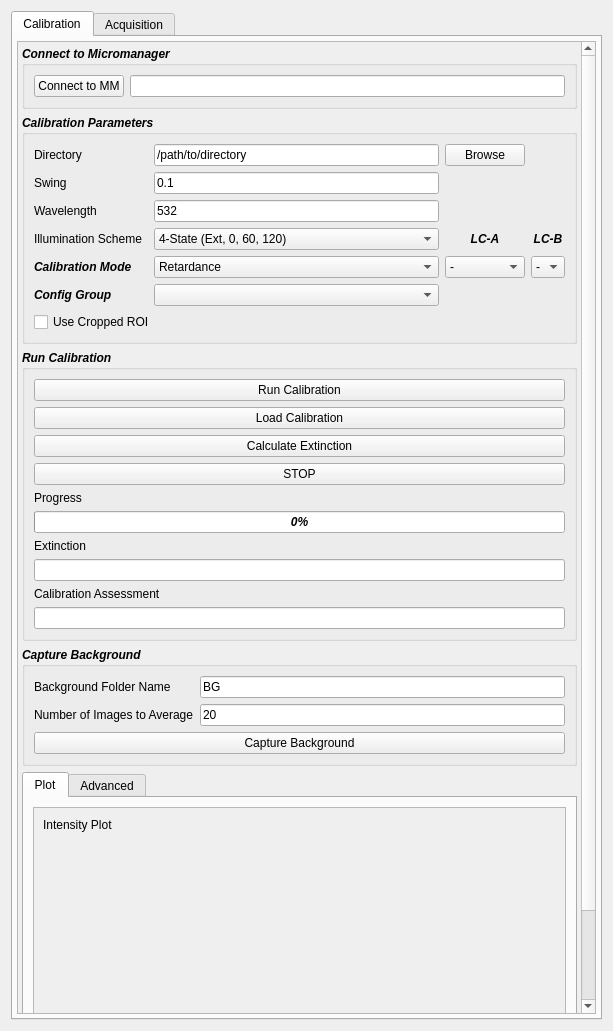
First picture: the form in recOrder/plugin/qtdesigner/recOrder_calibration_v5.ui, repository mehta-lab/waveorder, before the edit.
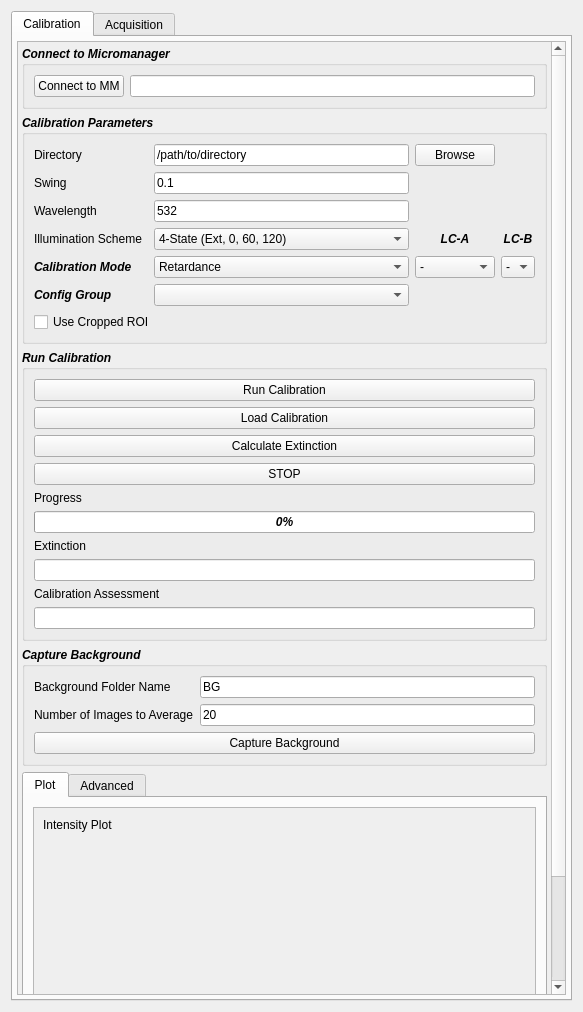
Second picture: the form after the edit. Custom widgets are drawn as their Qt base class.

Commit message: revert plugin UI

```diff
--- a/recOrder/plugin/qtdesigner/recOrder_calibration_v5.ui
+++ b/recOrder/plugin/qtdesigner/recOrder_calibration_v5.ui
@@ -9,8 +9,8 @@
    <rect>
     <x>0</x>
     <y>0</y>
-    <width>613</width>
-    <height>1031</height>
+    <width>583</width>
+    <height>1012</height>
    </rect>
   </property>
   <property name="sizePolicy">
@@ -119,7 +119,7 @@
            <rect>
             <x>0</x>
             <y>0</y>
-            <width>573</width>
+            <width>551</width>
             <height>1169</height>
            </rect>
           </property>
@@ -175,7 +175,7 @@
                    <rect>
                     <x>0</x>
                     <y>0</y>
-                    <width>533</width>
+                    <width>511</width>
                     <height>300</height>
                    </rect>
                   </property>
```
Left out of the diff: 2 changed lines with no effect on the pictures. The commit also changes 1 other file.
